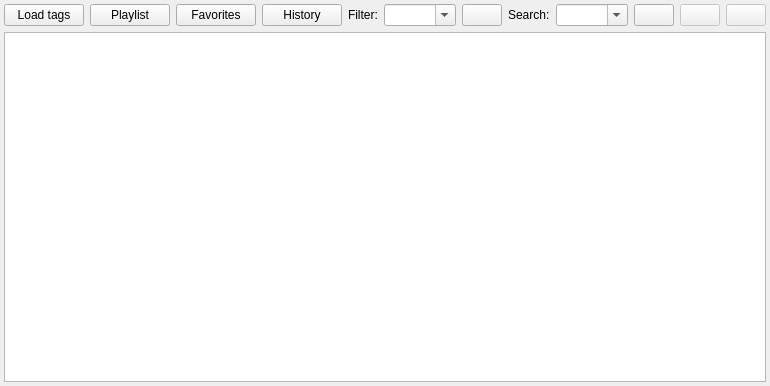
First picture: the form in playlist_table.ui, repository MarioUnoDueTreQuattro/AudioPlayer, before the edit.
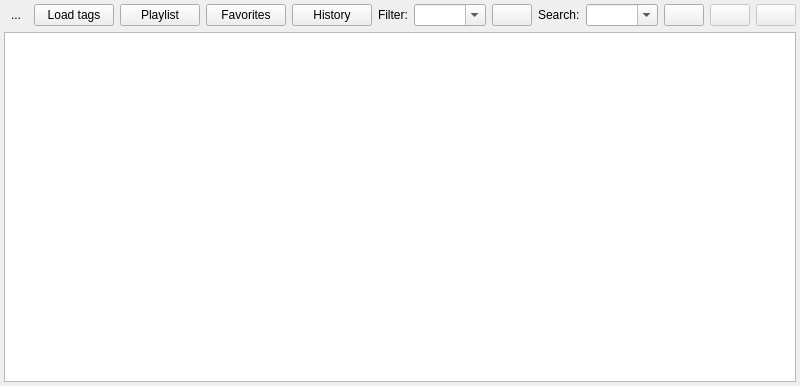
Second picture: the form after the edit. Icons and pictures are not drawn.

What changed in the file:
```diff
--- a/playlist_table.ui
+++ b/playlist_table.ui
@@ -6,7 +6,7 @@
    <rect>
     <x>0</x>
     <y>0</y>
-    <width>745</width>
+    <width>777</width>
     <height>386</height>
    </rect>
   </property>
@@ -30,6 +30,26 @@
     <layout class="QHBoxLayout" name="horizontalLayout_4">
      <item>
       <layout class="QHBoxLayout" name="horizontalLayout_3">
+       <item>
+        <widget class="QToolButton" name="toolButton">
+         <property name="contextMenuPolicy">
+          <enum>Qt::DefaultContextMenu</enum>
+         </property>
+         <property name="text">
+          <string>...</string>
+         </property>
+         <property name="icon">
+          <iconset resource="resources.qrc">
+           <normaloff>:/img/img/icons8-menu-vertical-48.png</normaloff>:/img/img/icons8-menu-vertical-48.png</iconset>
+         </property>
+         <property name="popupMode">
+          <enum>QToolButton::InstantPopup</enum>
+         </property>
+         <property name="autoRaise">
+          <bool>true</bool>
+         </property>
+        </widget>
+       </item>
        <item>
         <widget class="QPushButton" name="pushButton">
          <property name="text">
```
